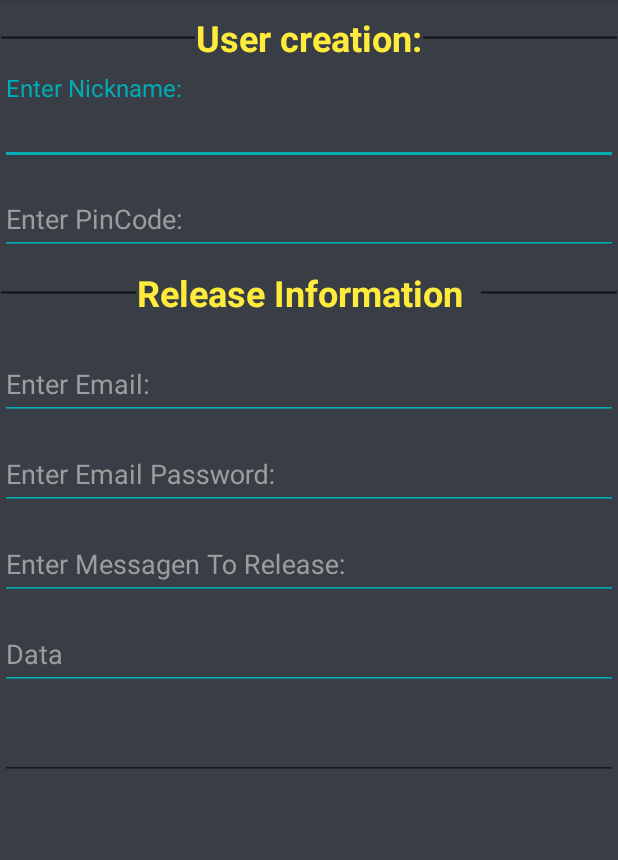
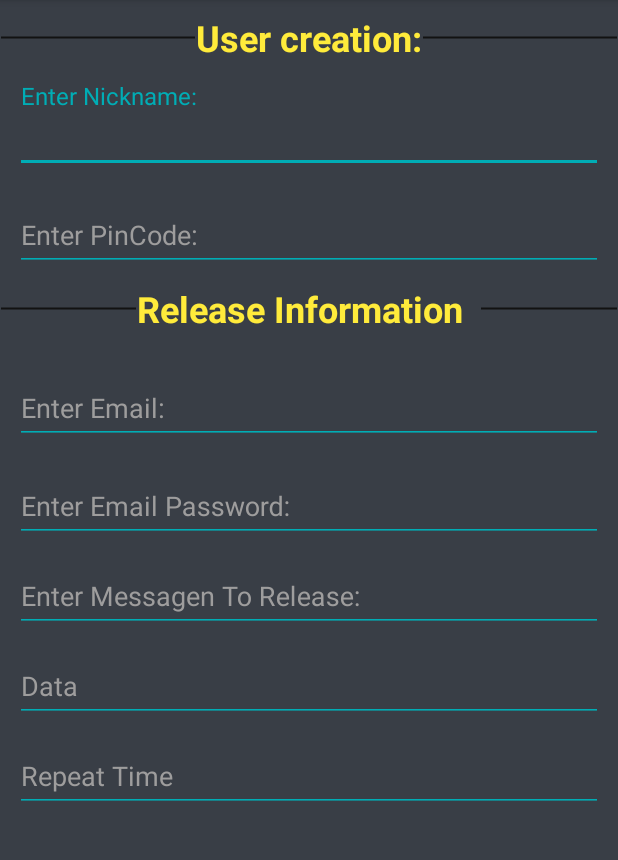
Before and after one commit to paulojcpinto/Project1, an Android app: the Register screen opened directly, with no data from a screen before it, on a phone screen of 412 x 824 dp, the part 84-944 px from its top. Run offline under Robolectric (Android 15) with nearby library versions, the phone set to English and light mode, and no system bars.

Commit message:
Fui eu que fiz

```diff
--- a/ProjectDeadMan/app/src/main/AndroidManifest.xml
+++ b/ProjectDeadMan/app/src/main/AndroidManifest.xml
@@ -13,7 +13,6 @@
         <activity android:name=".Register"></activity>
         <activity android:name=".Login" />
 
-        <activity android:name=".Login"></activity>
 
         <activity android:name=".Enter">
             <intent-filter>
--- a/ProjectDeadMan/app/src/main/java/com/drchip/projectdeadman/Register.java
+++ b/ProjectDeadMan/app/src/main/java/com/drchip/projectdeadman/Register.java
@@ -1,36 +1,88 @@
 package com.drchip.projectdeadman;
 
-import androidx.appcompat.app.AppCompatActivity;
-
+import android.annotation.SuppressLint;
+import android.app.AlertDialog;
 import android.app.DatePickerDialog;
+import android.content.DialogInterface;
 import android.os.Bundle;
+import android.view.LayoutInflater;
 import android.view.MotionEvent;
 import android.view.View;
 import android.widget.DatePicker;
 import android.widget.EditText;
+import android.widget.Toast;
+
+import com.google.android.material.textfield.TextInputEditText;
 
 import java.util.Calendar;
+
+import androidx.appcompat.app.AppCompatActivity;
 
 public class Register extends AppCompatActivity {
 
     EditText etDate, etMessage;
     DatePickerDialog datePickerDialog;
+    TextInputEditText etTeste;
 
+    @SuppressLint("ClickableViewAccessibility")
     @Override
     protected void onCreate(Bundle savedInstanceState) {
         super.onCreate(savedInstanceState);
         setContentView(R.layout.activity_register);
 
         etDate= findViewById(R.id.etDate);
+        etMessage = findViewById(R.id.etMessage);
 
 
+        etMessage.setOnContextClickListener(new View.OnContextClickListener() {
+            @Override
+            public boolean onContextClick(View v) {
 
 
+                Toast.makeText(Register.this, "Primeiro", Toast.LENGTH_SHORT).show();
+                return false;
+            }
+        });
 
 
-      etDate.setOnClickListener(new View.OnClickListener() {
+        etMessage.setOnTouchListener(new View.OnTouchListener() {
             @Override
-          public void onClick(View v) {
+            public boolean onTouch(View v, MotionEvent event) {
+
+                if (event.getAction() == MotionEvent.ACTION_DOWN) {
+                    AlertDialog.Builder message = new AlertDialog.Builder(Register.this);
+                    LayoutInflater inflater = getLayoutInflater();
+                    final View dialogView = inflater.inflate(R.layout.message_dialog, null);
+                    final EditText etReleaseMessage = dialogView.findViewById(R.id.etReleaseMessage);
+
+                    message.setView(dialogView);
+                    message.setTitle("Message to Release");
+                    message.setMessage("Enter the message that you want to release here!!");
+
+                    message.setPositiveButton("Confirm", new DialogInterface.OnClickListener() {
+                        @Override
+                        public void onClick(DialogInterface dialog, int which) {
+
+                            etMessage.setText(etReleaseMessage.getText());
+                        }
+                    });
+                    message.setNegativeButton("Cancel", new DialogInterface.OnClickListener() {
+                        @Override
+                        public void onClick(DialogInterface dialog, int which) {
+
+                        }
+                    });
+                    message.show();
+                }
+
+                return false;
+            }
+        });
+
+        etDate.setOnTouchListener(new View.OnTouchListener() {
+            @Override
+            public boolean onTouch(View v, MotionEvent event) {
+                if (event.getAction() == MotionEvent.ACTION_DOWN) {
                     final Calendar c = Calendar.getInstance();
                     int mYear = c.get(Calendar.YEAR); // current year
                     int mMonth = c.get(Calendar.MONTH); // current month
@@ -50,6 +102,12 @@ public class Register extends AppCompatActivity {
                             }, mYear, mMonth, mDay);
                     datePickerDialog.show();
                 }
+
+
+                return false;
+            }
         });
+
+
     }
 }
--- a/ProjectDeadMan/app/src/main/res/layout/activity_register.xml
+++ b/ProjectDeadMan/app/src/main/res/layout/activity_register.xml
@@ -41,6 +41,7 @@
     <com.google.android.material.textfield.TextInputLayout
         android:layout_width="match_parent"
         android:layout_height="wrap_content"
+        android:layout_marginTop="5dp"
         android:textColorHint="@color/colorHint"
         app:hintTextAppearance="@style/FloatingHintStyle">
 
@@ -48,6 +49,9 @@
             android:id="@+id/editText"
             android:layout_width="match_parent"
             android:layout_height="wrap_content"
+            android:layout_marginStart="10dp"
+            android:layout_marginTop="5dp"
+            android:layout_marginEnd="10dp"
             android:layout_weight="0"
             android:backgroundTint="@color/colorAccent"
             android:ems="10"
@@ -60,12 +64,16 @@
         android:layout_width="match_parent"
         android:layout_height="wrap_content"
         android:textColorHint="@color/colorHint"
+        android:layout_marginTop="5dp"
         app:hintTextAppearance="@style/FloatingHintStyle">
 
         <EditText
             android:id="@+id/editText2"
             android:layout_width="match_parent"
             android:layout_height="wrap_content"
+            android:layout_marginStart="10dp"
+            android:layout_marginTop="5dp"
+            android:layout_marginEnd="10dp"
             android:backgroundTint="@color/colorAccent"
             android:ems="10"
             android:hint="Enter PinCode:"
@@ -109,12 +117,16 @@
         android:layout_width="match_parent"
         android:layout_height="wrap_content"
         android:textColorHint="@color/colorHint"
+        android:layout_marginTop="5dp"
         app:hintTextAppearance="@style/FloatingHintStyle">
 
         <EditText
             android:id="@+id/editText3"
             android:layout_width="match_parent"
             android:layout_height="wrap_content"
+            android:layout_marginStart="10dp"
+            android:layout_marginTop="5dp"
+            android:layout_marginEnd="10dp"
             android:backgroundTint="@color/colorAccent"
             android:ems="10"
             android:hint="Enter Email:"
@@ -126,12 +138,16 @@
         android:layout_width="match_parent"
         android:layout_height="wrap_content"
         android:textColorHint="@color/colorHint"
+        android:layout_marginTop="5dp"
         app:hintTextAppearance="@style/FloatingHintStyle">
 
         <EditText
             android:id="@+id/editText4"
             android:layout_width="match_parent"
             android:layout_height="wrap_content"
+            android:layout_marginStart="10dp"
+            android:layout_marginTop="5dp"
+            android:layout_marginEnd="10dp"
             android:backgroundTint="@color/colorAccent"
             android:ems="10"
             android:hint="Enter Email Password:"
@@ -140,6 +156,7 @@
 
 
     <com.google.android.material.textfield.TextInputLayout
+        android:id="@+id/etTeste"
         android:layout_width="match_parent"
         android:layout_height="wrap_content"
         android:textColorHint="@color/colorHint"
@@ -149,11 +166,17 @@
             android:id="@+id/etMessage"
             android:layout_width="match_parent"
             android:layout_height="wrap_content"
+            android:layout_marginStart="10dp"
+            android:layout_marginTop="5dp"
+            android:layout_marginEnd="10dp"
             android:backgroundTint="@color/colorAccent"
+            android:contextClickable="true"
+            android:cursorVisible="true"
             android:ems="10"
+            android:enabled="true"
             android:hint="Enter Messagen To Release:"
             android:inputType="textPersonName"
-            android:isScrollContainer="true"
+            android:isScrollContainer="false"
             android:singleLine="false" />
     </com.google.android.material.textfield.TextInputLayout>
 
@@ -168,6 +191,9 @@
             android:id="@+id/etDate"
             android:layout_width="match_parent"
             android:layout_height="wrap_content"
+            android:layout_marginStart="10dp"
+            android:layout_marginTop="5dp"
+            android:layout_marginEnd="10dp"
             android:backgroundTint="@color/colorAccent"
             android:cursorVisible="false"
             android:editable="false"
@@ -183,11 +209,17 @@
         android:layout_height="wrap_content"
         android:textColorHint="@color/colorHint"
         app:hintTextAppearance="@style/FloatingHintStyle">
+
         <EditText
             android:id="@+id/editText7"
             android:layout_width="match_parent"
             android:layout_height="wrap_content"
+            android:layout_marginStart="10dp"
+            android:layout_marginTop="5dp"
+            android:layout_marginEnd="10dp"
+            android:backgroundTint="@color/colorAccent"
             android:ems="10"
+            android:hint="Repeat Time"
             android:inputType="time" />
     </com.google.android.material.textfield.TextInputLayout>
 
```
Also changed, not shown: ProjectDeadMan/app/src/main/res/layout/message_dialog.xml (+8 -7 lines). Lines whose indentation alone changed are shown as unchanged.
